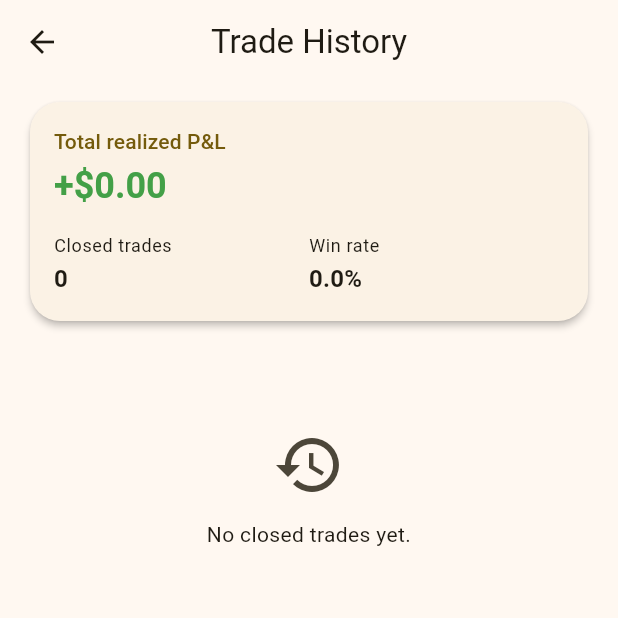
After one commit to samwaseee/Trade-Crypto-App, a Flutter app: the Home screen opened directly, after a tap on "History", on a phone screen of 412 x 824 dp, the top half of it. The commit adds this screen. Run offline on Flutter 3.47's test engine with Material 3 defaults, Android fonts, the phone set to English and light mode, and no system bars; our stand-ins replace cloud_firestore, firebase_ai, firebase_auth, firebase_core, flutter_markdown_plus, image_picker and 2 more; missing offline and left inert: chart_sparkline, firebase_app_check; accounts and stored records are empty; network calls fail.

Commit message:
Add closed-trade history with realized P&L

```diff
--- a/lib/Services/portfolio_repository.dart
+++ b/lib/Services/portfolio_repository.dart
@@ -101,6 +101,71 @@ class PortfolioTransaction {
       };
 }
 
+class ClosedTrade {
+  const ClosedTrade({
+    required this.id,
+    required this.type,
+    required this.coinId,
+    required this.coinName,
+    required this.coinSymbol,
+    required this.coinImage,
+    required this.amount,
+    required this.entryPrice,
+    required this.exitPrice,
+    required this.cost,
+    required this.realizedPnl,
+    required this.closeReason,
+    required this.openedAt,
+    required this.closedAt,
+  });
+
+  final String id;
+  final String type;
+  final String coinId;
+  final String coinName;
+  final String coinSymbol;
+  final String coinImage;
+  final double amount;
+  final double entryPrice;
+  final double exitPrice;
+  final double cost;
+  final double realizedPnl;
+  final String closeReason;
+  final DateTime openedAt;
+  final DateTime closedAt;
+
+  factory ClosedTrade.fromFirestore(
+    String id,
+    Map<String, dynamic> data,
+  ) {
+    final epoch = DateTime.fromMillisecondsSinceEpoch(0);
+    DateTime readDate(Object? value) => switch (value) {
+          Timestamp timestamp => timestamp.toDate(),
+          DateTime date => date,
+          String date => DateTime.tryParse(date) ?? epoch,
+          _ => epoch,
+        };
+    double readNumber(String key) => (data[key] as num?)?.toDouble() ?? 0.0;
+
+    return ClosedTrade(
+      id: id,
+      type: data['type'] as String? ?? '',
+      coinId: data['coinId'] as String? ?? '',
+      coinName: data['coinName'] as String? ?? '',
+      coinSymbol: data['coinSymbol'] as String? ?? '',
+      coinImage: data['coinImage'] as String? ?? '',
+      amount: readNumber('amount'),
+      entryPrice: readNumber('entryPrice'),
+      exitPrice: readNumber('exitPrice'),
+      cost: readNumber('cost'),
+      realizedPnl: readNumber('realizedPnl'),
+      closeReason: data['closeReason'] as String? ?? 'manual',
+      openedAt: readDate(data['openedAt']),
+      closedAt: readDate(data['closedAt']),
+    );
+  }
+}
+
 class PortfolioSnapshot {
   const PortfolioSnapshot({
     required this.wallet,
@@ -141,6 +206,19 @@ class PortfolioRepository {
             .map(
                 (doc) => PortfolioTransaction.fromFirestore(doc.id, doc.data()))
             .toList());
+  }
+
+  Stream<List<ClosedTrade>> closedTradesStream(String uid) {
+    return _firestore
+        .collection('users')
+        .doc(uid)
+        .collection('closedTrades')
+        .orderBy('closedAt', descending: true)
+        .limit(100)
+        .snapshots()
+        .map((snapshot) => snapshot.docs
+            .map((doc) => ClosedTrade.fromFirestore(doc.id, doc.data()))
+            .toList(growable: false));
   }
 
   Stream<PortfolioSnapshot> portfolioStream(
--- a/lib/View/home.dart
+++ b/lib/View/home.dart
@@ -16,6 +16,7 @@ import 'package:my_crypto/View/Components/item2.dart';
 import 'package:my_crypto/View/Components/state_widgets.dart';
 import 'package:my_crypto/View/asset_detail_screen.dart';
 import 'package:my_crypto/View/selectCoin.dart';
+import 'package:my_crypto/View/trade_history_screen.dart';
 import 'package:my_crypto/theme/app_theme.dart';
 import 'package:my_crypto/utils/format.dart';
 import 'package:my_crypto/utils/pnl.dart';
@@ -278,10 +279,21 @@ class _HomeState extends State<Home> {
             Padding(
               padding: const EdgeInsets.symmetric(horizontal: 4.0),
               child: Row(
-                children: const [
-                  Text(
+                children: [
+                  const Text(
                     'Assets',
                     style: TextStyle(fontSize: 20, fontWeight: FontWeight.bold),
+                  ),
+                  const Spacer(),
+                  TextButton(
+                    onPressed: () {
+                      Navigator.of(context).push(
+                        MaterialPageRoute<void>(
+                          builder: (_) => TradeHistoryScreen(userId: userId),
+                        ),
+                      );
+                    },
+                    child: const Text('History'),
                   ),
                 ],
               ),
@@ -801,6 +813,10 @@ class _HomeState extends State<Home> {
                 userId: userId,
                 transactionId: transaction.id,
                 currentPrice: freshPrice,
+                coinName: coinData.name,
+                coinSymbol: coinData.symbol,
+                coinImage: coinData.image,
+                closeReason: 'liquidated',
               );
               liquidatedCoins.add(coinId.toString());
             } catch (_) {}
--- /dev/null
+++ b/lib/View/trade_history_screen.dart
@@ -0,0 +1,342 @@
+import 'package:intl/intl.dart';
+import 'package:material_ui/material_ui.dart';
+import 'package:my_crypto/Services/portfolio_repository.dart';
+import 'package:my_crypto/View/Components/state_widgets.dart';
+import 'package:my_crypto/theme/app_theme.dart';
+import 'package:my_crypto/utils/format.dart';
+import 'package:my_crypto/utils/pnl.dart';
+import 'package:my_crypto/utils/trade_history.dart';
+
+class TradeHistoryScreen extends StatefulWidget {
+  const TradeHistoryScreen({
+    super.key,
+    required this.userId,
+    this.repository,
+  });
+
+  final String userId;
+  final PortfolioRepository? repository;
+
+  @override
+  State<TradeHistoryScreen> createState() => _TradeHistoryScreenState();
+}
+
+class _TradeHistoryScreenState extends State<TradeHistoryScreen> {
+  late Stream<List<ClosedTrade>> _closedTrades;
+
+  PortfolioRepository get _repository =>
+      widget.repository ?? PortfolioRepository.instance;
+
+  @override
+  void initState() {
+    super.initState();
+    _subscribe();
+  }
+
+  void _subscribe() {
+    _closedTrades = _repository.closedTradesStream(widget.userId);
+  }
+
+  void _retry() {
+    setState(_subscribe);
+  }
+
+  @override
+  Widget build(BuildContext context) {
+    return Scaffold(
+      appBar: AppBar(title: const Text('Trade History')),
+      body: StreamBuilder<List<ClosedTrade>>(
+        stream: _closedTrades,
+        builder: (context, snapshot) {
+          if (snapshot.connectionState == ConnectionState.waiting) {
+            return const CoinListSkeleton();
+          }
+          if (snapshot.hasError) {
+            return ErrorState(error: snapshot.error, onRetry: _retry);
+          }
+          if (!snapshot.hasData) {
+            return const CoinListSkeleton();
+          }
+
+          final trades = snapshot.data!;
+          final summary = summarizeClosedTrades(trades);
+          if (trades.isEmpty) {
+            return ListView(
+              padding: const EdgeInsets.fromLTRB(16, 8, 16, 24),
+              children: [
+                _ClosedTradeSummaryCard(summary: summary),
+                const SizedBox(height: 8),
+                const SizedBox(
+                  height: 200,
+                  child: EmptyState(
+                    message: 'No closed trades yet.',
+                    icon: Icons.history,
+                  ),
+                ),
+              ],
+            );
+          }
+
+          return ListView.separated(
+            padding: const EdgeInsets.fromLTRB(16, 8, 16, 24),
+            itemCount: trades.length + 1,
+            separatorBuilder: (_, __) => const SizedBox(height: 8),
+            itemBuilder: (context, index) {
+              if (index == 0) {
+                return _ClosedTradeSummaryCard(summary: summary);
+              }
+              return _ClosedTradeCard(trade: trades[index - 1]);
+            },
+          );
+        },
+      ),
+    );
+  }
+}
+
+class _ClosedTradeSummaryCard extends StatelessWidget {
+  const _ClosedTradeSummaryCard({required this.summary});
+
+  final ClosedTradeSummary summary;
+
+  @override
+  Widget build(BuildContext context) {
+    final theme = Theme.of(context);
+    final colors = theme.extension<TradingColors>()!;
+    final pnlColor = summary.totalRealizedPnl >= 0 ? colors.gain : colors.loss;
+
+    return Card(
+      child: Padding(
+        padding: const EdgeInsets.all(16),
+        child: Column(
+          crossAxisAlignment: CrossAxisAlignment.start,
+          children: [
+            Text(
+              'Total realized P&L',
+              style: theme.textTheme.titleSmall?.copyWith(
+                color: theme.colorScheme.accent,
+              ),
+            ),
+            const SizedBox(height: 4),
+            Text(
+              _formatSignedPnl(summary.totalRealizedPnl),
+              style: theme.textTheme.headlineSmall?.copyWith(
+                color: pnlColor,
+                fontWeight: FontWeight.bold,
+              ),
+            ),
+            const SizedBox(height: 16),
+            Row(
+              children: [
+                Expanded(
+                  child: _SummaryMetric(
+                    label: 'Closed trades',
+                    value: '${summary.tradeCount}',
+                  ),
+                ),
+                Expanded(
+                  child: _SummaryMetric(
+                    label: 'Win rate',
+                    value: '${(summary.winRate * 100).toStringAsFixed(1)}%',
+                  ),
+                ),
+              ],
+            ),
+          ],
+        ),
+      ),
+    );
+  }
+}
+
+class _SummaryMetric extends StatelessWidget {
+  const _SummaryMetric({required this.label, required this.value});
+
+  final String label;
+  final String value;
+
+  @override
+  Widget build(BuildContext context) {
+    final theme = Theme.of(context);
+    return Column(
+      crossAxisAlignment: CrossAxisAlignment.start,
+      children: [
+        Text(label, style: theme.textTheme.bodySmall),
+        const SizedBox(height: 2),
+        Text(
+          value,
+          style: theme.textTheme.titleMedium?.copyWith(
+            fontWeight: FontWeight.w600,
+          ),
+        ),
+      ],
+    );
+  }
+}
+
+class _ClosedTradeCard extends StatelessWidget {
+  const _ClosedTradeCard({required this.trade});
+
+  final ClosedTrade trade;
+
+  @override
+  Widget build(BuildContext context) {
+    final theme = Theme.of(context);
+    final colors = theme.extension<TradingColors>()!;
+    final colorScheme = theme.colorScheme;
+    final positionColor = trade.type == 'Buy' ? colors.gain : colors.loss;
+    final pnlColor = trade.realizedPnl > 0
+        ? colors.gain
+        : trade.realizedPnl < 0
+            ? colors.loss
+            : colorScheme.onSurfaceVariant;
+    final realizedPercent =
+        trade.cost > 0 ? trade.realizedPnl / trade.cost * 100 : 0.0;
+    final closedAtLabel = trade.closedAt.millisecondsSinceEpoch == 0
+        ? 'Closed just now'
+        : 'Closed ${DateFormat('MMM d, yyyy h:mm a').format(trade.closedAt.toLocal())}';
+
+    return Card(
+      child: Padding(
+        padding: const EdgeInsets.all(14),
+        child: Column(
+          crossAxisAlignment: CrossAxisAlignment.start,
+          children: [
+            Row(
+              children: [
+                ClipRRect(
+                  borderRadius: BorderRadius.circular(22),
+                  child: SizedBox(
+                    width: 44,
+                    height: 44,
+                    child: trade.coinImage.isEmpty
+                        ? ColoredBox(
+                            color: colorScheme.surfaceContainerHighest,
+                            child: Icon(
+                              Icons.currency_exchange,
+                              color: colorScheme.onSurfaceVariant,
+                            ),
+                          )
+                        : Image.network(
+                            trade.coinImage,
+                            fit: BoxFit.cover,
+                            errorBuilder: (_, __, ___) => ColoredBox(
+                              color: colorScheme.surfaceContainerHighest,
+                              child: Icon(
+                                Icons.currency_exchange,
+                                color: colorScheme.onSurfaceVariant,
+                              ),
+                            ),
+                          ),
+                  ),
+                ),
+                const SizedBox(width: 12),
+                Expanded(
+                  child: Column(
+                    crossAxisAlignment: CrossAxisAlignment.start,
+                    children: [
+                      Text(
+                        trade.coinName,
+                        maxLines: 1,
+                        overflow: TextOverflow.ellipsis,
+                        style: theme.textTheme.titleSmall?.copyWith(
+                          fontWeight: FontWeight.bold,
+                        ),
+                      ),
+                      Text(
+                        trade.coinSymbol.toUpperCase(),
+                        style: theme.textTheme.bodySmall?.copyWith(
+                          color: colorScheme.onSurfaceVariant,
+                        ),
+                      ),
+                    ],
+                  ),
+                ),
+                const SizedBox(width: 8),
+                _HistoryChip(
+                  label: tradeLabel(trade.type).toUpperCase(),
+                  color: positionColor,
+                ),
+              ],
+            ),
+            if (trade.closeReason == 'liquidated') ...[
+              const SizedBox(height: 10),
+              _HistoryChip(label: 'Liquidated', color: colors.warning),
+            ],
+            const SizedBox(height: 12),
+            Text('Quantity: ${formatQuantity(trade.amount)}'),
+            const SizedBox(height: 3),
+            Text(
+              'Entry \$${formatUsd(trade.entryPrice)}  →  Exit \$${formatUsd(trade.exitPrice)}',
+              style: theme.textTheme.bodySmall,
+            ),
+            const SizedBox(height: 10),
+            Row(
+              children: [
+                Expanded(
+                  child: Text(
+                    'Realized ${_formatSignedPnl(trade.realizedPnl)}',
+                    style: theme.textTheme.bodyMedium?.copyWith(
+                      color: pnlColor,
+                      fontWeight: FontWeight.bold,
+                    ),
+                  ),
+                ),
+                Text(
+                  _formatSignedPercent(realizedPercent),
+                  style: theme.textTheme.bodySmall?.copyWith(
+                    color: pnlColor,
+                    fontWeight: FontWeight.w600,
+                  ),
+                ),
+              ],
+            ),
+            const SizedBox(height: 4),
+            Text(
+              closedAtLabel,
+              style: theme.textTheme.bodySmall?.copyWith(
+                color: colorScheme.onSurfaceVariant,
+              ),
+            ),
+          ],
+        ),
+      ),
+    );
+  }
+}
+
+class _HistoryChip extends StatelessWidget {
+  const _HistoryChip({required this.label, required this.color});
+
+  final String label;
+  final Color color;
+
+  @override
+  Widget build(BuildContext context) {
+    return Container(
+      padding: const EdgeInsets.symmetric(horizontal: 8, vertical: 4),
+      decoration: BoxDecoration(
+        color: color.withValues(alpha: 0.16),
+        borderRadius: BorderRadius.circular(8),
+      ),
+      child: Text(
+        label,
+        style: TextStyle(
+          fontSize: 11,
+          fontWeight: FontWeight.bold,
+          color: color,
+        ),
+      ),
+    );
+  }
+}
+
+String _formatSignedPnl(double value) {
+  if (value.abs() < 0.005) {
+    return '${value.isNegative ? '-' : '+'}\$${formatUsd(0)}';
+  }
+  return formatSignedUsd(value);
+}
+
+String _formatSignedPercent(double value) =>
+    '${value.isNegative ? '-' : '+'}${value.abs().toStringAsFixed(2)}%';
--- /dev/null
+++ b/lib/utils/trade_history.dart
@@ -0,0 +1,30 @@
+import 'package:my_crypto/Services/portfolio_repository.dart';
+
+class ClosedTradeSummary {
+  const ClosedTradeSummary({
+    required this.totalRealizedPnl,
+    required this.tradeCount,
+    required this.winCount,
+    required this.winRate,
+  });
+
+  final double totalRealizedPnl;
+  final int tradeCount;
+  final int winCount;
+  final double winRate;
+}
+
+ClosedTradeSummary summarizeClosedTrades(List<ClosedTrade> trades) {
+  final totalRealizedPnl = trades.fold<double>(
+    0,
+    (total, trade) => total + trade.realizedPnl,
+  );
+  final winCount = trades.where((trade) => trade.realizedPnl > 0).length;
+
+  return ClosedTradeSummary(
+    totalRealizedPnl: totalRealizedPnl,
+    tradeCount: trades.length,
+    winCount: winCount,
+    winRate: trades.isEmpty ? 0 : winCount / trades.length,
+  );
+}
```
Also changed, not shown: lib/Services/trade_service.dart (+43 -6 lines), lib/View/asset_detail_screen.dart (+10 -2 lines), lib/View/selectCoin.dart (+8 -2 lines), 5 other files.
